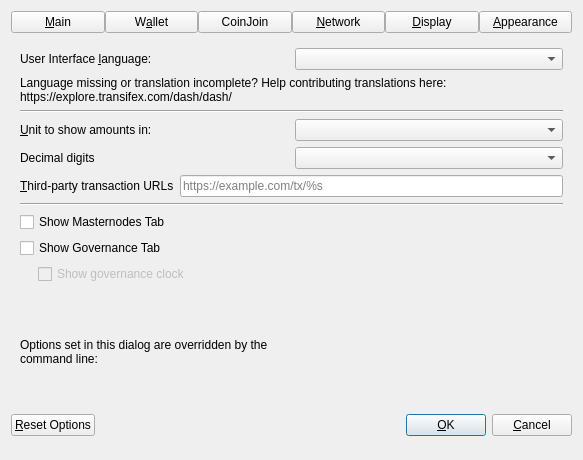
dashpay/dash, file src/qt/forms/optionsdialog.ui: the form before one commit.
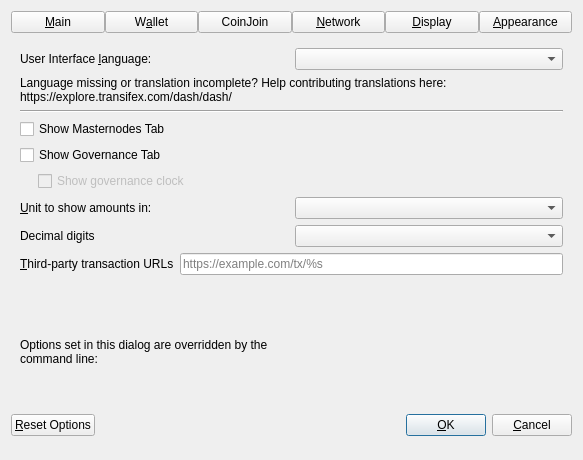
The form after the commit. The open tabs and pages were chosen to show the change. Custom widgets are drawn as their Qt base class.

Commit message:
fix(qt): move checkboxes higher, drop line_2
Per review suggestion from UdjinM6 (c808ffb9ac): move the MN/governance
checkboxes above the language/unit selectors on the Display page for a
cleaner layout, and remove the line_2 separator entirely.

Also removes line_2 CSS selectors from dark.css, general.css, and
light.css, and the line_2->hide() call for -disablewallet mode.

Patch:
```diff
--- a/src/qt/forms/optionsdialog.ui
+++ b/src/qt/forms/optionsdialog.ui
@@ -1070,78 +1070,6 @@
          </property>
         </widget>
        </item>
-       <item>
-        <layout class="QHBoxLayout" name="horizontalLayout_2_Display">
-         <item>
-          <widget class="QLabel" name="unitLabel">
-           <property name="text">
-            <string>&amp;Unit to show amounts in:</string>
-           </property>
-           <property name="textFormat">
-            <enum>Qt::PlainText</enum>
-           </property>
-           <property name="buddy">
-            <cstring>unit</cstring>
-           </property>
-          </widget>
-         </item>
-         <item>
-          <widget class="QValueComboBox" name="unit">
-           <property name="toolTip">
-            <string>Choose the default subdivision unit to show in the interface and when sending coins.</string>
-           </property>
-          </widget>
-         </item>
-        </layout>
-       </item>
-       <item>
-        <layout class="QHBoxLayout" name="horizontalLayout_5_Display">
-         <item>
-          <widget class="QLabel" name="digitsLabel">
-           <property name="text">
-            <string>Decimal digits</string>
-           </property>
-          </widget>
-         </item>
-         <item>
-          <widget class="QValueComboBox" name="digits"/>
-         </item>
-        </layout>
-       </item>
-       <item>
-        <layout class="QHBoxLayout" name="horizontalLayout_3_Display">
-         <item>
-          <widget class="QLabel" name="thirdPartyTxUrlsLabel">
-           <property name="toolTip">
-            <string>Third-party URLs (e.g. a block explorer) that appear in the transactions tab as context menu items.&lt;br/&gt;%s in the URL is replaced by transaction hash. Multiple URLs are separated by vertical bar |.</string>
-           </property>
-           <property name="text">
-            <string>&amp;Third-party transaction URLs</string>
-           </property>
-           <property name="buddy">
-            <cstring>thirdPartyTxUrls</cstring>
-           </property>
-          </widget>
-         </item>
-         <item>
-          <widget class="QLineEdit" name="thirdPartyTxUrls">
-           <property name="toolTip">
-            <string>Third-party URLs (e.g. a block explorer) that appear in the transactions tab as context menu items.&lt;br/&gt;%s in the URL is replaced by transaction hash. Multiple URLs are separated by vertical bar |.</string>
-           </property>
-           <property name="placeholderText">
-            <string notr="true">https://example.com/tx/%s</string>
-           </property>
-          </widget>
-         </item>
-        </layout>
-       </item>
-       <item>
-        <widget class="Line" name="line_2">
-         <property name="orientation">
-          <enum>Qt::Horizontal</enum>
-         </property>
-        </widget>
-       </item>
        <item>
         <widget class="QCheckBox" name="showMasternodesTab">
          <property name="toolTip">
@@ -1195,6 +1123,71 @@
          </item>
         </layout>
        </item>
+       <item>
+        <layout class="QHBoxLayout" name="horizontalLayout_2_Display">
+         <item>
+          <widget class="QLabel" name="unitLabel">
+           <property name="text">
+            <string>&amp;Unit to show amounts in:</string>
+           </property>
+           <property name="textFormat">
+            <enum>Qt::PlainText</enum>
+           </property>
+           <property name="buddy">
+            <cstring>unit</cstring>
+           </property>
+          </widget>
+         </item>
+         <item>
+          <widget class="QValueComboBox" name="unit">
+           <property name="toolTip">
+            <string>Choose the default subdivision unit to show in the interface and when sending coins.</string>
+           </property>
+          </widget>
+         </item>
+        </layout>
+       </item>
+       <item>
+        <layout class="QHBoxLayout" name="horizontalLayout_5_Display">
+         <item>
+          <widget class="QLabel" name="digitsLabel">
+           <property name="text">
+            <string>Decimal digits</string>
+           </property>
+          </widget>
+         </item>
+         <item>
+          <widget class="QValueComboBox" name="digits"/>
+         </item>
+        </layout>
+       </item>
+       <item>
+        <layout class="QHBoxLayout" name="horizontalLayout_3_Display">
+         <item>
+          <widget class="QLabel" name="thirdPartyTxUrlsLabel">
+           <property name="toolTip">
+            <string>Third-party URLs (e.g. a block explorer) that appear in the transactions tab as context menu items.&lt;br/&gt;%s in the URL is replaced by transaction hash. Multiple URLs are separated by vertical bar |.</string>
+           </property>
+           <property name="text">
+            <string>&amp;Third-party transaction URLs</string>
+           </property>
+           <property name="buddy">
+            <cstring>thirdPartyTxUrls</cstring>
+           </property>
+          </widget>
+         </item>
+         <item>
+          <widget class="QLineEdit" name="thirdPartyTxUrls">
+           <property name="toolTip">
+            <string>Third-party URLs (e.g. a block explorer) that appear in the transactions tab as context menu items.&lt;br/&gt;%s in the URL is replaced by transaction hash. Multiple URLs are separated by vertical bar |.</string>
+           </property>
+           <property name="placeholderText">
+            <string notr="true">https://example.com/tx/%s</string>
+           </property>
+          </widget>
+         </item>
+        </layout>
+       </item>
        <item>
         <spacer name="verticalSpacer">
          <property name="orientation">
```
The commit also changes 4 other files.
